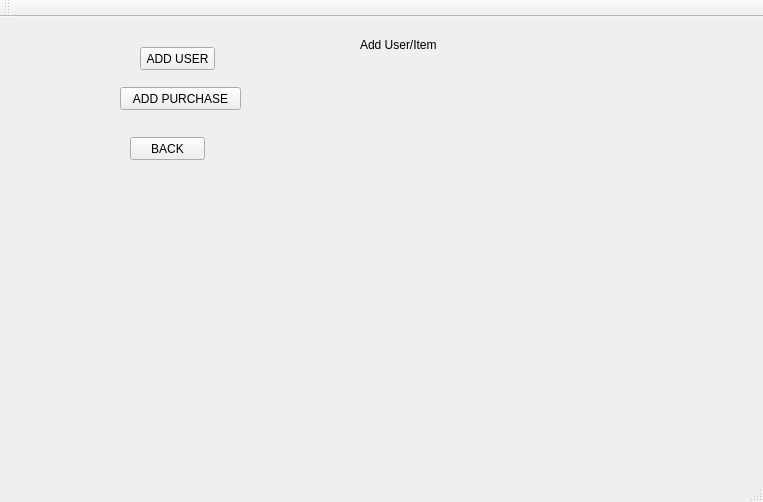
The window that Forms/mainwindow.ui (TheSoullessOne/Group-Project-1) describes before a commit, drawn with Qt 5.
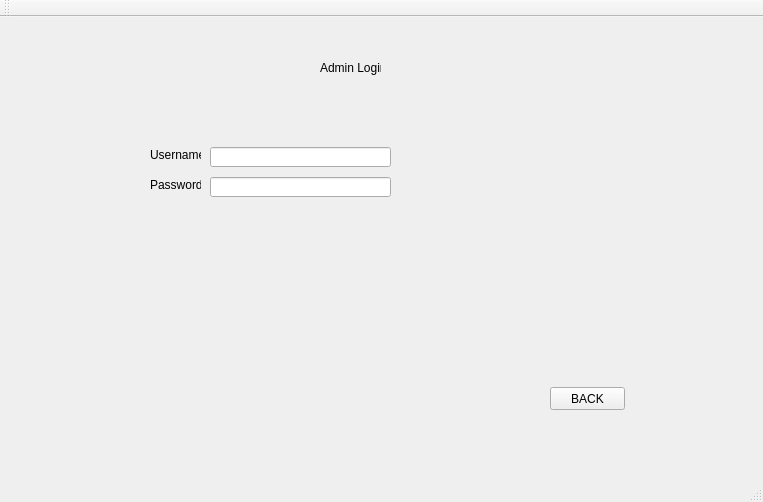
The same window after the commit. The open tabs and pages were chosen to show the change.

The edit to the form file:
```diff
--- a/Forms/mainwindow.ui
+++ b/Forms/mainwindow.ui
@@ -23,6 +23,9 @@
       <height>421</height>
      </rect>
     </property>
+    <property name="autoFillBackground">
+     <bool>false</bool>
+    </property>
     <property name="currentIndex">
      <number>5</number>
     </property>
@@ -452,7 +455,7 @@
       </property>
      </widget>
     </widget>
-    <widget class="QWidget" name="SEARCH">
+    <widget class="QWidget" name="ADMIN_LOGIN">
      <widget class="QPushButton" name="backButton_admin_login">
       <property name="geometry">
        <rect>
```
Left out of the diff: 6 changed lines with no effect on the pictures.
